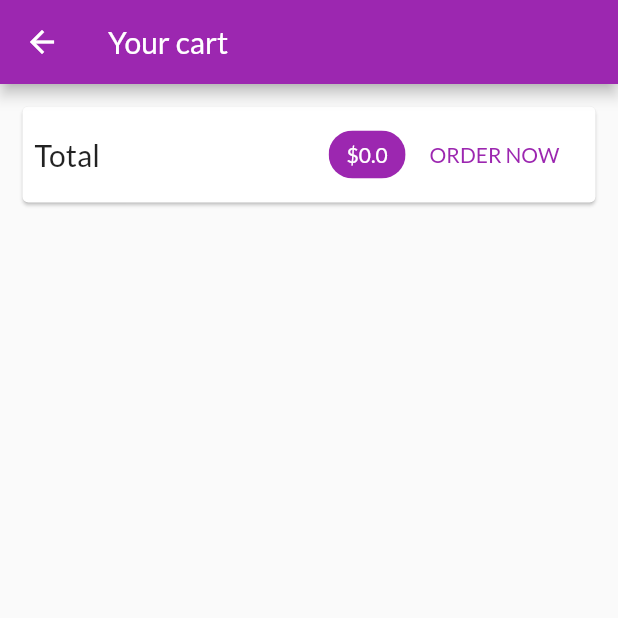
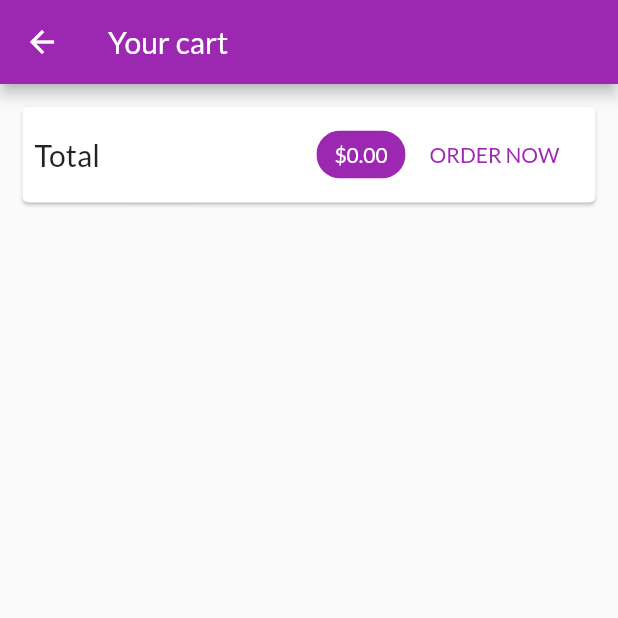
Before and after one commit to bigbenyayi/flutterShop, a Flutter app: the CartScreen screen opened by its route, after a tap on "ORDER NOW", on a phone screen of 412 x 824 dp, the top half of it. Run offline on Flutter 3.47's test engine with Material 2 defaults, Android fonts, the phone set to English and light mode, and no system bars; network calls fail.

Commit message:
More Order Screen

```diff
--- a/lib/main.dart
+++ b/lib/main.dart
@@ -1,11 +1,13 @@
 import 'package:flutter/material.dart';
 import 'package:flutter_shop/providers/cart.dart';
+import 'package:flutter_shop/providers/orders.dart';
 import 'package:flutter_shop/screens/cart_screen.dart';
 import 'package:flutter_shop/screens/product_detail_screen.dart';
 
 import './screens/products_overview_screen.dart';
 import './providers/products.dart';
 import 'package:provider/provider.dart';
+import './screens/orders_screen.dart';
 
 void main() => runApp(MyApp());
 
@@ -20,6 +22,9 @@ class MyApp extends StatelessWidget {
         ChangeNotifierProvider.value(
           value: Cart(),
         ),
+        ChangeNotifierProvider.value(
+          value: Orders(),
+        ),
       ],
       child: MaterialApp(
         title: 'MyShop',
@@ -31,6 +36,7 @@ class MyApp extends StatelessWidget {
         routes: {
           ProductDetailScreen.routeName: (ctx) => ProductDetailScreen(),
           CartScreen.routeName: (ctx) => CartScreen(),
+          OrdersScreen.routeName: (ctx) => OrdersScreen(),
         },
       ),
     );
--- a/lib/providers/cart.dart
+++ b/lib/providers/cart.dart
@@ -60,4 +60,9 @@ class Cart with ChangeNotifier {
     _items.remove(productId);
     notifyListeners();
   }
+
+  void clear() {
+    _items = {};
+    notifyListeners();
+  }
 }
--- /dev/null
+++ b/lib/providers/orders.dart
@@ -0,0 +1,38 @@
+import 'package:flutter/foundation.dart';
+import 'package:flutter_shop/providers/cart.dart';
+
+class OrderItem {
+  final String id;
+  final double amount;
+  final List<CartItem> products;
+  final DateTime dateTime;
+
+  OrderItem({
+    @required this.id,
+    @required this.amount,
+    @required this.products,
+    @required this.dateTime,
+  });
+}
+
+class Orders with ChangeNotifier {
+  List<OrderItem> _orders = [];
+
+  List<OrderItem> get orders {
+    return [..._orders];
+  }
+
+  void addOrder(List<CartItem> cartProducts, double total) {
+    _orders.insert(
+      0,
+      OrderItem(
+        id: DateTime.now().toString(),
+        amount: total,
+        products: cartProducts,
+        dateTime: DateTime.now(),
+      ),
+    );
+    notifyListeners();
+  }
+
+}
--- a/lib/screens/cart_screen.dart
+++ b/lib/screens/cart_screen.dart
@@ -3,6 +3,7 @@ import 'package:flutter_shop/providers/cart.dart' show Cart;
 import 'package:provider/provider.dart';
 
 import '../widgets/cart_item.dart';
+import '../providers/orders.dart';
 
 class CartScreen extends StatelessWidget {
   static const routeName = "/cart";
@@ -32,17 +33,29 @@ class CartScreen extends StatelessWidget {
                   Spacer(),
                   Chip(
                     label: Text(
-                      "\$${cart.totalAmount}",
+                      "\$${cart.totalAmount.toStringAsFixed(2)}",
                       style: TextStyle(
-                        color: Theme.of(context).primaryTextTheme.title.color,
+                        color: Theme
+                            .of(context)
+                            .primaryTextTheme
+                            .title
+                            .color,
                       ),
                     ),
-                    backgroundColor: Theme.of(context).primaryColor,
+                    backgroundColor: Theme
+                        .of(context)
+                        .primaryColor,
                   ),
                   FlatButton(
-                    onPressed: () {},
+                    onPressed: () {
+                      Provider.of<Orders>(context, listen: false).addOrder(
+                        cart.items.values.toList(), cart.totalAmount,);
+                      cart.clear();
+                    },
                     child: Text("ORDER NOW"),
-                    textColor: Theme.of(context).primaryColor,
+                    textColor: Theme
+                        .of(context)
+                        .primaryColor,
                   )
                 ],
               ),
@@ -53,7 +66,8 @@ class CartScreen extends StatelessWidget {
           ),
           Expanded(
               child: ListView.builder(
-            itemBuilder: (ctx, i) => CartItem(
+                itemBuilder: (ctx, i) =>
+                    CartItem(
                       cart.items.values.toList()[i].id,
                       cart.items.keys.toList()[i],
                       cart.items.values.toList()[i].price,
--- /dev/null
+++ b/lib/screens/orders_screen.dart
@@ -0,0 +1,29 @@
+import 'package:flutter/material.dart';
+import 'package:flutter_shop/widgets/app_drawer.dart';
+import 'package:flutter_shop/widgets/order_item.dart' as prefix0;
+import 'package:provider/provider.dart';
+
+import '../providers/orders.dart' show Orders;
+import '../widgets/order_item.dart';
+
+class OrdersScreen extends StatelessWidget {
+  static const routeName = "/orders";
+
+  @override
+  Widget build(BuildContext context) {
+    final orderData = Provider.of<Orders>(context);
+
+    return Scaffold(
+      appBar: AppBar(
+        title: Text("Your Orders"),
+      ),
+      drawer: AppDrawer(),
+      body: ListView.builder(
+        itemBuilder: (ctx, i) => OrderItem(
+          orderData.orders[i],
+        ),
+        itemCount: orderData.orders.length,
+      ),
+    );
+  }
+}
--- a/lib/screens/products_overview_screen.dart
+++ b/lib/screens/products_overview_screen.dart
@@ -1,6 +1,7 @@
 import 'package:flutter/material.dart';
 import 'package:flutter_shop/providers/cart.dart';
 import 'package:flutter_shop/screens/cart_screen.dart';
+import 'package:flutter_shop/widgets/app_drawer.dart';
 import 'package:provider/provider.dart';
 
 import '../widgets/products_grid.dart';
@@ -61,6 +62,7 @@ class _ProductsOverviewScreenState extends State<ProductsOverviewScreen> {
           ),
         ],
       ),
+      drawer: AppDrawer(),
       body: ProductsGrid(_showOnlyFavorites),
     );
   }
--- /dev/null
+++ b/lib/widgets/order_item.dart
@@ -0,0 +1,70 @@
+import 'package:flutter/material.dart';
+import 'package:intl/intl.dart';
+import 'dart:math';
+
+import '../providers/orders.dart' as ord;
+
+class OrderItem extends StatefulWidget {
+  final ord.OrderItem orderItem;
+
+  OrderItem(this.orderItem);
+
+  @override
+  _OrderItemState createState() => _OrderItemState();
+}
+
+class _OrderItemState extends State<OrderItem> {
+  var _expanded = false;
+
+  @override
+  Widget build(BuildContext context) {
+    return Card(
+      margin: EdgeInsets.all(10),
+      child: Column(
+        children: <Widget>[
+          ListTile(
+            title: Text("\$${widget.orderItem.amount}"),
+            subtitle: Text(
+              DateFormat("dd/MM/yyyy hh:mm").format(widget.orderItem.dateTime),
+            ),
+            trailing: IconButton(
+                icon: Icon(_expanded ? Icons.expand_less : Icons.expand_more),
+                onPressed: () {
+                  setState(() {
+                    _expanded = !_expanded;
+                  });
+                }),
+          ),
+          if (_expanded)
+            Container(
+              padding: EdgeInsets.symmetric(horizontal: 15, vertical: 4),
+              height: min(widget.orderItem.products.length * 20.0 + 10, 100),
+              child: ListView(
+                children: widget.orderItem.products
+                    .map(
+                      (prod) => Row(
+                        mainAxisAlignment: MainAxisAlignment.spaceBetween,
+                        children: <Widget>[
+                          Text(
+                            prod.title,
+                            style: TextStyle(
+                                fontSize: 18, fontWeight: FontWeight.bold),
+                          ),
+                          Text(
+                            "${prod.quantity}x \$${prod.price}",
+                            style: TextStyle(
+                              fontSize: 18,
+                              color: Colors.grey,
+                            ),
+                          )
+                        ],
+                      ),
+                    )
+                    .toList(),
+              ),
+            ),
+        ],
+      ),
+    );
+  }
+}
--- a/pubspec.yaml
+++ b/pubspec.yaml
@@ -20,6 +20,7 @@ dependencies:
   flutter:
     sdk: flutter
   provider: ^3.2.0
+  intl: ^0.16.0
 
 
   # The following adds the Cupertino Icons font to your application.
```
Also changed, not shown: lib/screens/product_detail_screen.dart (+37 -4 lines), lib/widgets/app_drawer.dart (added, +35 -0 lines), pubspec.lock. Lines whose indentation alone changed are shown as unchanged.
